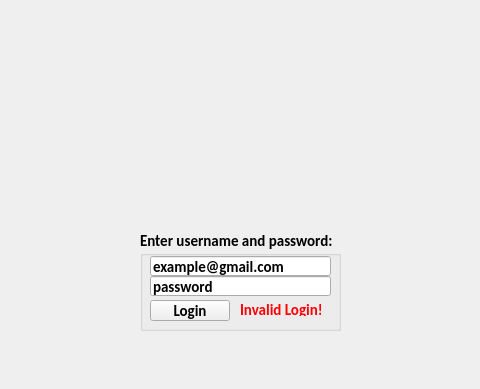
Old version of the form QtCafeWorkforceManager/AuthWindow.ui in the repository wreathe-unreal/CSIT314-Project; both pictures show x 140 to 620 and y 0 to 389 of the 763 by 389 pixel window.
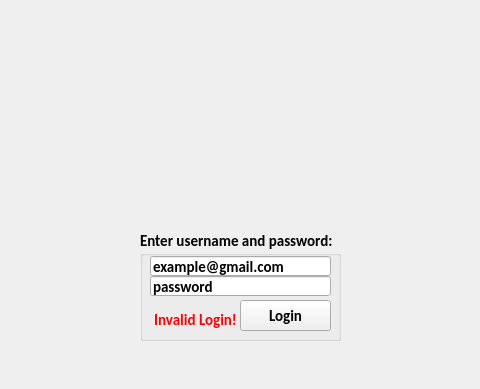
New version of the form. Icons and pictures are not drawn.

Diff of the .ui file:
```diff
--- a/QtCafeWorkforceManager/AuthWindow.ui
+++ b/QtCafeWorkforceManager/AuthWindow.ui
@@ -15,12 +15,15 @@
   </property>
   <widget class="QWidget" name="centralwidget">
    <widget class="QGroupBox" name="groupBox">
+    <property name="enabled">
+     <bool>true</bool>
+    </property>
     <property name="geometry">
      <rect>
       <x>280</x>
       <y>230</y>
       <width>201</width>
-      <height>101</height>
+      <height>111</height>
      </rect>
     </property>
     <property name="font">
@@ -38,6 +41,9 @@
     <property name="flat">
      <bool>false</bool>
     </property>
+    <property name="checkable">
+     <bool>false</bool>
+    </property>
     <widget class="QLineEdit" name="QLE_Username">
      <property name="geometry">
       <rect>
@@ -76,10 +82,10 @@
     <widget class="QPushButton" name="LoginButton">
      <property name="geometry">
       <rect>
-       <x>10</x>
+       <x>100</x>
        <y>70</y>
-       <width>80</width>
-       <height>21</height>
+       <width>91</width>
+       <height>31</height>
       </rect>
      </property>
      <property name="text">
@@ -92,10 +98,10 @@
      </property>
      <property name="geometry">
       <rect>
-       <x>100</x>
-       <y>70</y>
-       <width>81</width>
-       <height>16</height>
+       <x>10</x>
+       <y>80</y>
+       <width>91</width>
+       <height>21</height>
       </rect>
      </property>
      <property name="text">
```
